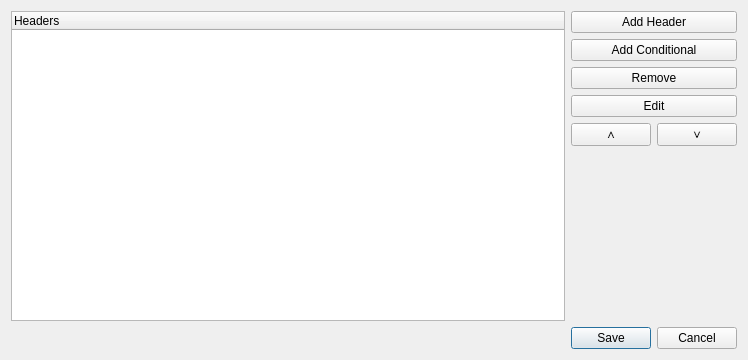
Old version of the form forms/HeaderEditor.ui in the repository jkulskis/stock-copter.
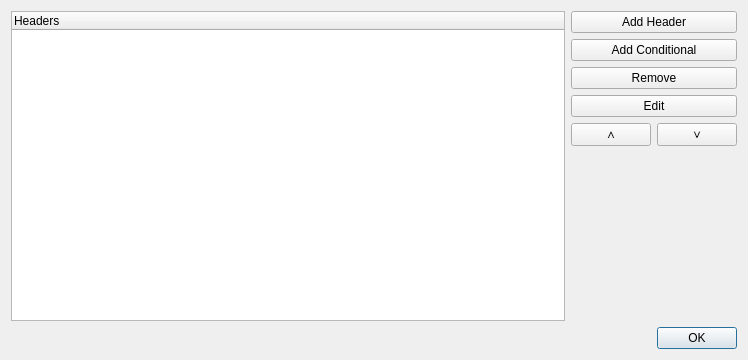
New version of the form.

Commit message: major updates to header editor

```diff
--- a/forms/HeaderEditor.ui
+++ b/forms/HeaderEditor.ui
@@ -63,16 +63,16 @@
        </item>
        <item>
         <layout class="QHBoxLayout" name="horizontalLayout">
-         <item>
-          <widget class="QPushButton" name="pushButtonDown">
-           <property name="text">
-            <string>∧</string>
-           </property>
-          </widget>
-         </item>
          <item>
           <widget class="QPushButton" name="pushButtonUp">
            <property name="text">
+            <string>∧</string>
+           </property>
+          </widget>
+         </item>
+         <item>
+          <widget class="QPushButton" name="pushButtonDown">
+           <property name="text">
             <string>∨</string>
            </property>
           </widget>
@@ -102,7 +102,7 @@
       <enum>Qt::Horizontal</enum>
      </property>
      <property name="standardButtons">
-      <set>QDialogButtonBox::Cancel|QDialogButtonBox::Save</set>
+      <set>QDialogButtonBox::Ok</set>
      </property>
     </widget>
    </item>
```
Left out of the diff: 3 changed lines with no effect on the pictures. The commit also changes 8 other files.
